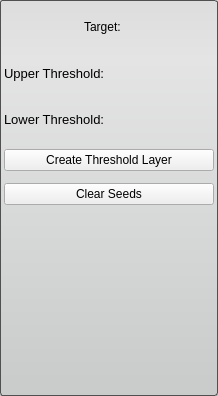
Before: the Qt Designer form src/Interface/ToolInterface/ThresholdToolInterface.ui in SCIInstitute/Seg3D, drawn with Qt 5.
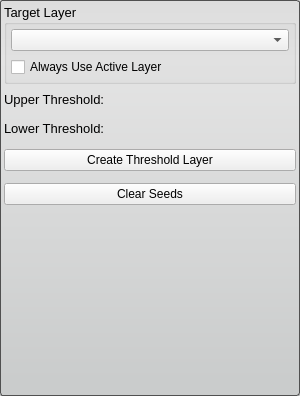
After: the same form once the commit is applied.

Commit message: Implemented rendering the boundary of data constraint ranges for paint tool.

Diff of the .ui file:
```diff
--- a/src/Interface/ToolInterface/ThresholdToolInterface.ui
+++ b/src/Interface/ToolInterface/ThresholdToolInterface.ui
@@ -6,7 +6,7 @@
    <rect>
     <x>0</x>
     <y>0</y>
-    <width>218</width>
+    <width>300</width>
     <height>396</height>
    </rect>
   </property>
@@ -43,7 +43,7 @@
   border: 1px solid gray;
 }</string>
   </property>
-  <layout class="QVBoxLayout" name="verticalLayout_4">
+  <layout class="QVBoxLayout" name="verticalLayout_5">
    <property name="spacing">
     <number>2</number>
    </property>
@@ -51,30 +51,29 @@
     <number>4</number>
    </property>
    <item>
-    <widget class="QWidget" name="widget" native="true">
-     <layout class="QHBoxLayout" name="activeHLayout" stretch="1">
+    <widget class="QGroupBox" name="target_groupbox_">
+     <property name="font">
+      <font>
+       <pointsize>10</pointsize>
+      </font>
+     </property>
+     <property name="title">
+      <string>Target Layer</string>
+     </property>
+     <layout class="QVBoxLayout" name="verticalLayout_4">
       <property name="spacing">
-       <number>4</number>
+       <number>6</number>
       </property>
       <property name="margin">
-       <number>0</number>
+       <number>4</number>
       </property>
       <item>
-       <widget class="QLabel" name="activeLabel">
-        <property name="sizePolicy">
-         <sizepolicy hsizetype="Fixed" vsizetype="Preferred">
-          <horstretch>0</horstretch>
-          <verstretch>0</verstretch>
-         </sizepolicy>
-        </property>
-        <property name="minimumSize">
-         <size>
-          <width>50</width>
-          <height>0</height>
-         </size>
-        </property>
+       <widget class="QComboBox" name="target_layer_"/>
+      </item>
+      <item>
+       <widget class="QCheckBox" name="use_active_layer_">
         <property name="text">
-         <string>Target:</string>
+         <string>Always Use Active Layer</string>
         </property>
        </widget>
       </item>
```
The commit also changes 14 other files.
